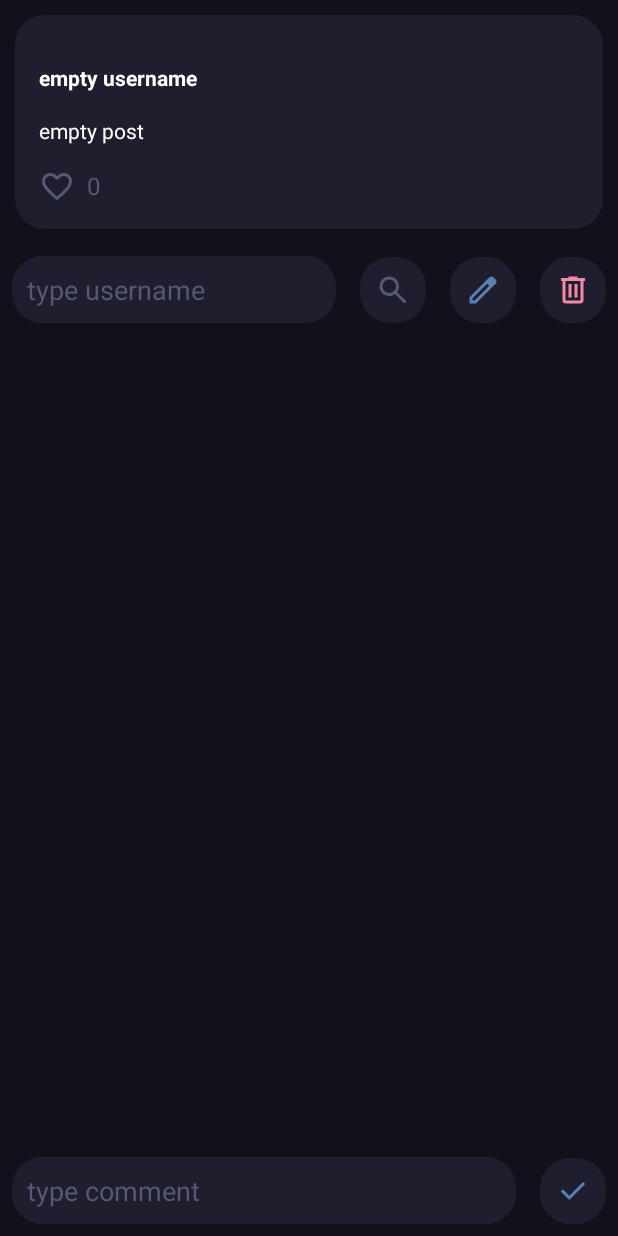
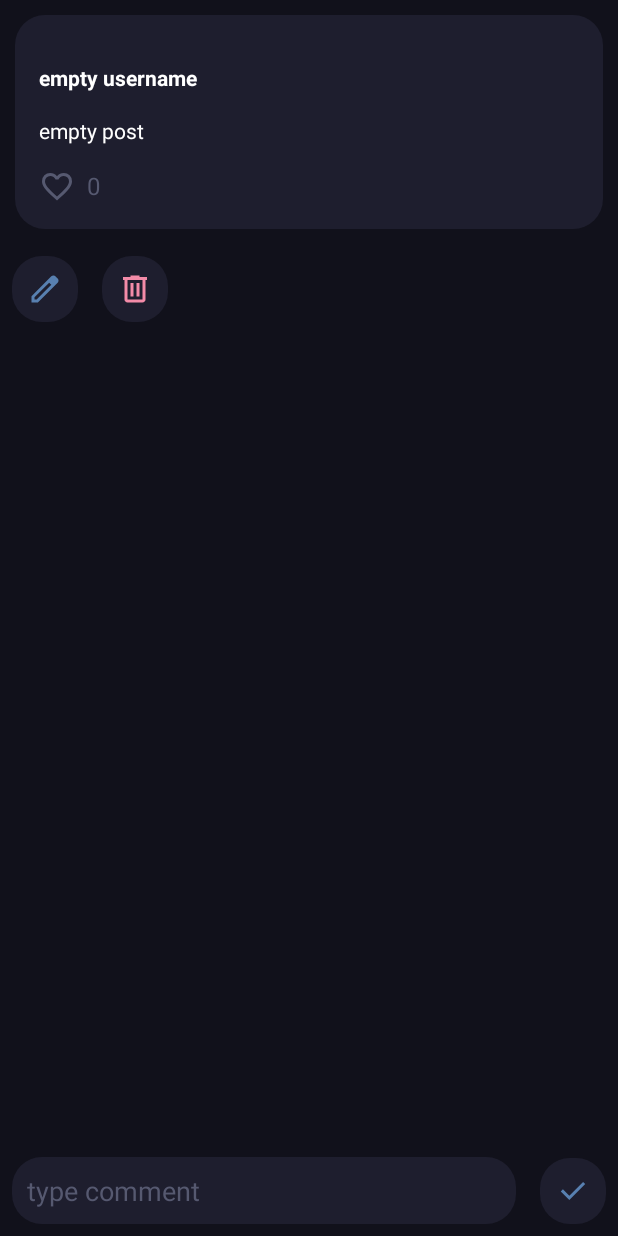
Before and after one commit to imbeer/silly-blog, an Android app: the layout post_fragment.xml on its own in the app's theme, with its tools: preview values and no code run, on a phone screen of 412 x 824 dp. Run offline under Robolectric (Android 15) with nearby library versions, the light colour scheme and no system bars.

Commit message:
It is now presentable.

```diff
--- a/blog_android_app/app/src/main/java/com/example/blog_android_app/MainActivity.kt
+++ b/blog_android_app/app/src/main/java/com/example/blog_android_app/MainActivity.kt
@@ -86,6 +86,12 @@ class MainActivity : AppCompatActivity() {
             hideBottomNavBar()
         }
 
+        fun navigateToFeedFragment() {
+            supportFragmentManager.beginTransaction()
+                .replace(R.id.fragment_container, FeedFragment(navigator))
+                .commit()
+        }
+
         fun showBottomNavBar() {
             bottomNavBar.visibility = View.VISIBLE
         }
--- a/blog_android_app/app/src/main/java/com/example/blog_android_app/view/edit/EditPostFragment.kt
+++ b/blog_android_app/app/src/main/java/com/example/blog_android_app/view/edit/EditPostFragment.kt
@@ -73,7 +73,7 @@ class EditPostFragment(
         viewModel.imagesChanged.observe(viewLifecycleOwner) { imageChanged ->
             if (imageChanged) {
                 Toast.makeText(context, "Image added successfully!", Toast.LENGTH_SHORT).show()
-                navigator.navigateToSelfProfile()
+//                navigator.navigateToSelfProfile()
             } else {
 //                Toast.makeText(context, "Image too big or server error", Toast.LENGTH_SHORT).show()
             }
--- a/blog_android_app/app/src/main/java/com/example/blog_android_app/view/profile/LoginFragment.kt
+++ b/blog_android_app/app/src/main/java/com/example/blog_android_app/view/profile/LoginFragment.kt
@@ -69,7 +69,7 @@ class LoginFragment(
                         context = requireContext()
                     )
                     if (res) {
-                        navigator.navigateToSelfProfile()
+                        navigator.navigateToFeedFragment()
                         navigator.showBottomNavBar()
                     }
                 }
--- a/blog_android_app/app/src/main/java/com/example/blog_android_app/viewmodel/CommentListViewModel.kt
+++ b/blog_android_app/app/src/main/java/com/example/blog_android_app/viewmodel/CommentListViewModel.kt
@@ -1,6 +1,5 @@
 package com.example.blog_android_app.viewmodel
 
-import android.util.Log
 import androidx.lifecycle.LiveData
 import androidx.lifecycle.MutableLiveData
 import androidx.lifecycle.ViewModel
@@ -90,7 +89,6 @@ class CommentListViewModel(
     }
 
     fun sendComment(text: String) {
-        Log.d("whatthefuck", "sending comment")
         val newComment = _currentComment.value!!.copy(textContent = text)
         _currentComment.value = newComment
 
--- a/blog_android_app/app/src/main/res/layout/post_fragment.xml
+++ b/blog_android_app/app/src/main/res/layout/post_fragment.xml
@@ -21,45 +21,53 @@
         app:layout_constraintRight_toRightOf="parent"
         app:layout_constraintTop_toTopOf="parent" />
 
-    <androidx.constraintlayout.widget.ConstraintLayout
-        android:id="@+id/control_panel"
+<!--    <androidx.constraintlayout.widget.ConstraintLayout-->
+<!--        android:id="@+id/control_panel"-->
+<!--        android:layout_width="match_parent"-->
+<!--        android:layout_height="wrap_content"-->
+<!--        android:orientation="horizontal"-->
+<!--        app:layout_constraintBottom_toTopOf="@id/comment_list"-->
+<!--        app:layout_constraintLeft_toLeftOf="parent"-->
+<!--        app:layout_constraintRight_toRightOf="parent"-->
+<!--        app:layout_constraintTop_toBottomOf="@id/post_card">-->
+
+<!--        <EditText-->
+<!--            android:id="@+id/comment_search_bar"-->
+<!--            android:layout_width="0dp"-->
+<!--            android:layout_height="wrap_content"-->
+<!--            android:layout_margin="8dp"-->
+<!--            android:background="@drawable/post_card_bg"-->
+<!--            android:hint="@string/type_username"-->
+<!--            android:maxLines="1"-->
+<!--            android:padding="10dp"-->
+<!--            android:singleLine="true"-->
+<!--            android:textColorHint="@color/surface"-->
+<!--            app:layout_constraintBottom_toBottomOf="parent"-->
+<!--            app:layout_constraintLeft_toLeftOf="parent"-->
+<!--            app:layout_constraintRight_toLeftOf="@+id/comment_search_button"-->
+<!--            app:layout_constraintTop_toTopOf="parent" />-->
+
+<!--        <ImageButton-->
+<!--            android:id="@+id/comment_search_button"-->
+<!--            android:layout_width="wrap_content"-->
+<!--            android:layout_height="wrap_content"-->
+<!--            android:layout_margin="8dp"-->
+<!--            android:background="@drawable/post_card_bg"-->
+<!--            android:padding="10dp"-->
+<!--            android:src="@drawable/search"-->
+<!--            app:layout_constraintBottom_toBottomOf="parent"-->
+<!--            app:layout_constraintLeft_toRightOf="@id/comment_search_bar"-->
+<!--            app:layout_constraintRight_toLeftOf="@id/post_edit_button"-->
+<!--            app:layout_constraintTop_toTopOf="parent" />-->
+    <LinearLayout
         android:layout_width="match_parent"
         android:layout_height="wrap_content"
-        android:orientation="horizontal"
+        android:id="@+id/control_panel"
+        app:layout_constraintTop_toBottomOf="@id/post_card"
         app:layout_constraintBottom_toTopOf="@id/comment_list"
+        app:layout_constraintRight_toRightOf="parent"
         app:layout_constraintLeft_toLeftOf="parent"
-        app:layout_constraintRight_toRightOf="parent"
-        app:layout_constraintTop_toBottomOf="@id/post_card">
-
-        <EditText
-            android:id="@+id/comment_search_bar"
-            android:layout_width="0dp"
-            android:layout_height="wrap_content"
-            android:layout_margin="8dp"
-            android:background="@drawable/post_card_bg"
-            android:hint="@string/type_username"
-            android:maxLines="1"
-            android:padding="10dp"
-            android:singleLine="true"
-            android:textColorHint="@color/surface"
-            app:layout_constraintBottom_toBottomOf="parent"
-            app:layout_constraintLeft_toLeftOf="parent"
-            app:layout_constraintRight_toLeftOf="@+id/comment_search_button"
-            app:layout_constraintTop_toTopOf="parent" />
-
-        <ImageButton
-            android:id="@+id/comment_search_button"
-            android:layout_width="wrap_content"
-            android:layout_height="wrap_content"
-            android:layout_margin="8dp"
-            android:background="@drawable/post_card_bg"
-            android:padding="10dp"
-            android:src="@drawable/search"
-            app:layout_constraintBottom_toBottomOf="parent"
-            app:layout_constraintLeft_toRightOf="@id/comment_search_bar"
-            app:layout_constraintRight_toLeftOf="@id/post_edit_button"
-            app:layout_constraintTop_toTopOf="parent" />
-
+        >
         <ImageButton
             android:id="@+id/post_edit_button"
             android:layout_width="wrap_content"
@@ -69,7 +77,6 @@
             android:padding="10dp"
             android:src="@drawable/edit"
             app:layout_constraintBottom_toBottomOf="parent"
-            app:layout_constraintLeft_toRightOf="@id/comment_search_button"
             app:layout_constraintRight_toLeftOf="@id/post_clear_button"
             app:layout_constraintTop_toTopOf="parent" />
 
@@ -85,7 +92,8 @@
             app:layout_constraintLeft_toRightOf="@id/post_edit_button"
             app:layout_constraintRight_toRightOf="parent"
             app:layout_constraintTop_toTopOf="parent" />
-    </androidx.constraintlayout.widget.ConstraintLayout>
+    </LinearLayout>
+<!--    </androidx.constraintlayout.widget.ConstraintLayout>-->
 
     <androidx.recyclerview.widget.RecyclerView
         android:id="@+id/comment_list"
```
Also changed, not shown: blog_android_app/app/src/main/java/com/example/blog_android_app/view/post/PostFragment.kt (+29 -27 lines).
